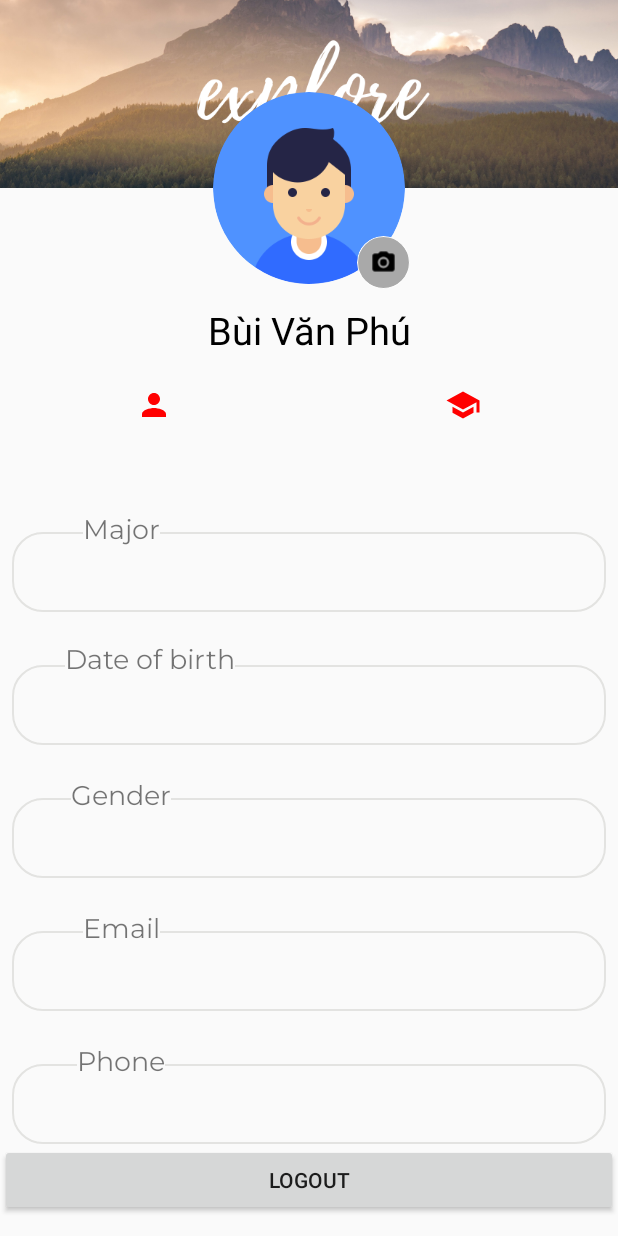
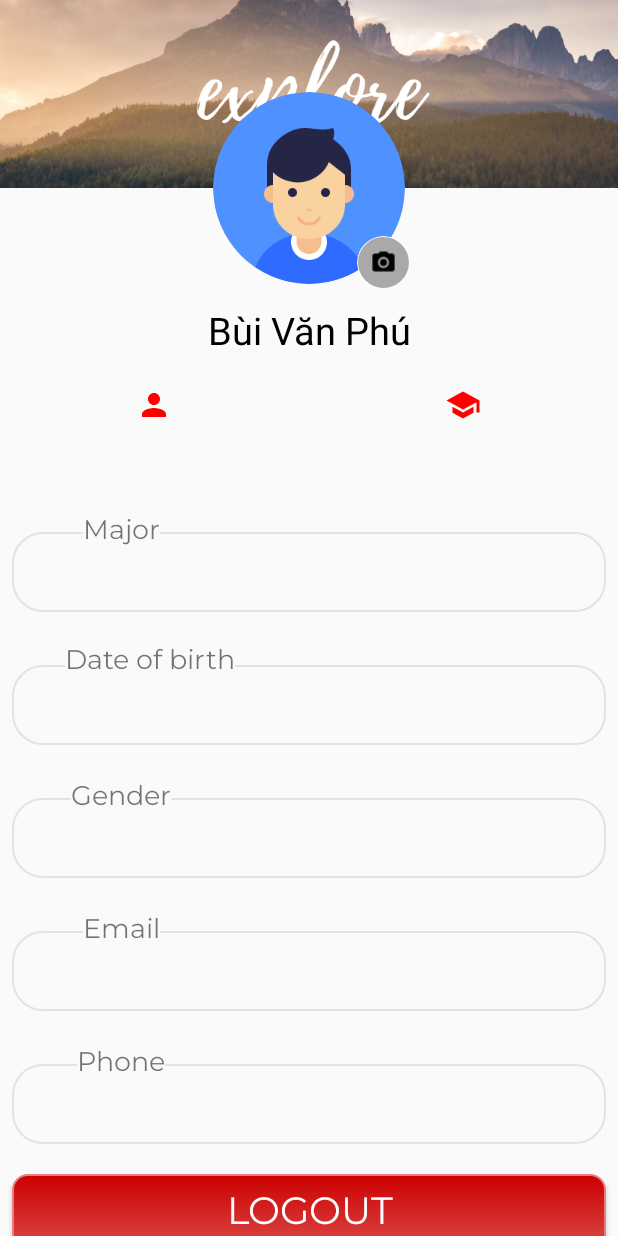
Before and after one commit to hacunamatata97/ISE-1, an Android app: the fragment ProfileFragment shown on its own in the app's theme, on a phone screen of 412 x 824 dp. Run offline under Robolectric (Android 15) with nearby library versions, the phone set to English and light mode, and no system bars; plain views replace CircularImageView; network calls fail.

Commit message:
Show logout confirm dialog

```diff
--- /dev/null
+++ b/app/src/main/res/drawable/bg_logout_button.xml
@@ -0,0 +1,19 @@
+<?xml version="1.0" encoding="utf-8"?>
+<selector xmlns:android="http://schemas.android.com/apk/res/android">
+    <item android:state_pressed="true">
+        <shape>
+            <solid android:color="#d11919"/>
+            <stroke android:width="@dimen/dp_1" android:color="#e57f7f"/>
+            <corners android:radius="@dimen/dp_10"/>
+            <padding android:bottom="@dimen/dp_10" android:left="@dimen/dp_10" android:right="@dimen/dp_10" android:top="@dimen/dp_10"/>
+        </shape>
+    </item>
+    <item>
+        <shape>
+            <gradient android:angle="270" android:endColor="#db4c4c" android:startColor="#cc0000"/>
+            <stroke android:width="@dimen/dp_1" android:color="#e57f7f"/>
+            <corners android:radius="@dimen/dp_10"/>
+            <padding android:bottom="@dimen/dp_10" android:left="@dimen/dp_10" android:right="@dimen/dp_10" android:top="@dimen/dp_10"/>
+        </shape>
+    </item>
+</selector>
--- a/app/src/main/res/layout/activity_login.xml
+++ b/app/src/main/res/layout/activity_login.xml
@@ -35,7 +35,7 @@
         app:layout_constraintStart_toStartOf="parent"
         app:layout_constraintTop_toBottomOf="@id/imageLogo">
 
-        <EditText
+        <com.google.android.material.textfield.TextInputEditText
             android:id="@+id/editEmail"
             android:layout_width="match_parent"
             android:layout_height="wrap_content"
@@ -56,7 +56,7 @@
         app:layout_constraintVertical_bias="0.1"
         app:layout_constraintVertical_chainStyle="packed">
 
-        <EditText
+        <com.google.android.material.textfield.TextInputEditText
             android:id="@+id/editPassword"
             android:layout_width="match_parent"
             android:layout_height="wrap_content"
--- a/app/src/main/res/layout/profile_fragment.xml
+++ b/app/src/main/res/layout/profile_fragment.xml
@@ -176,8 +176,13 @@
 
             <Button
                 android:id="@+id/buttonLogout"
-                android:layout_width="0dp"
+                style="@style/ProfileContent"
+                android:layout_width="@dimen/dp_0"
                 android:layout_height="wrap_content"
+                android:layout_marginTop="@dimen/dp_20"
+                android:layout_marginBottom="@dimen/dp_10"
+                android:textColor="@android:color/white"
+                android:background="@drawable/bg_logout_button"
                 android:text="@string/button_logout"
                 app:layout_constraintBottom_toBottomOf="parent"
                 app:layout_constraintEnd_toEndOf="parent"
--- a/app/src/main/res/values/colors.xml
+++ b/app/src/main/res/values/colors.xml
@@ -14,4 +14,8 @@
     <color name="color_blue_500">#016087</color>
     <color name="color_dark_gray">#A9A9A9</color>
     <color name="color_default_background">#FAFAFA</color>
+
+    <color name="text_title">#CC000000</color>
+    <color name="text_secondary">#8C000000</color>
+    <color name="light_blue">#03a9f4</color>
 </resources>
--- a/app/src/main/res/values/strings.xml
+++ b/app/src/main/res/values/strings.xml
@@ -36,4 +36,7 @@
     <string name="toast_login_failed">Wrong email or password!</string>
     <string name="toast_empty_email">Please enter email!</string>
     <string name="toast_empty_password">Please enter password!</string>
+    <string name="confirm_message">Are you sure to logout?</string>
+    <string name="confirm_positive_button">Confirm</string>
+    <string name="confirm_negative_button">Cancel</string>
 </resources>
```
Also changed, not shown: app/src/main/java/com/sun/ise/ui/common/MaterialDialog.kt (added, +83 -0 lines), app/src/main/java/com/sun/ise/ui/main/profile/ProfileFragment.kt (+18 -1 lines), app/src/main/res/drawable/bg_confirmation_dialog.xml (added, +9 -0 lines), app/src/main/res/drawable/bg_negative_button.xml (added, +14 -0 lines), app/src/main/res/drawable/bg_positive_button.xml (added, +9 -0 lines), app/src/main/res/layout/dialog_confirmation.xml (added, +47 -0 lines).
